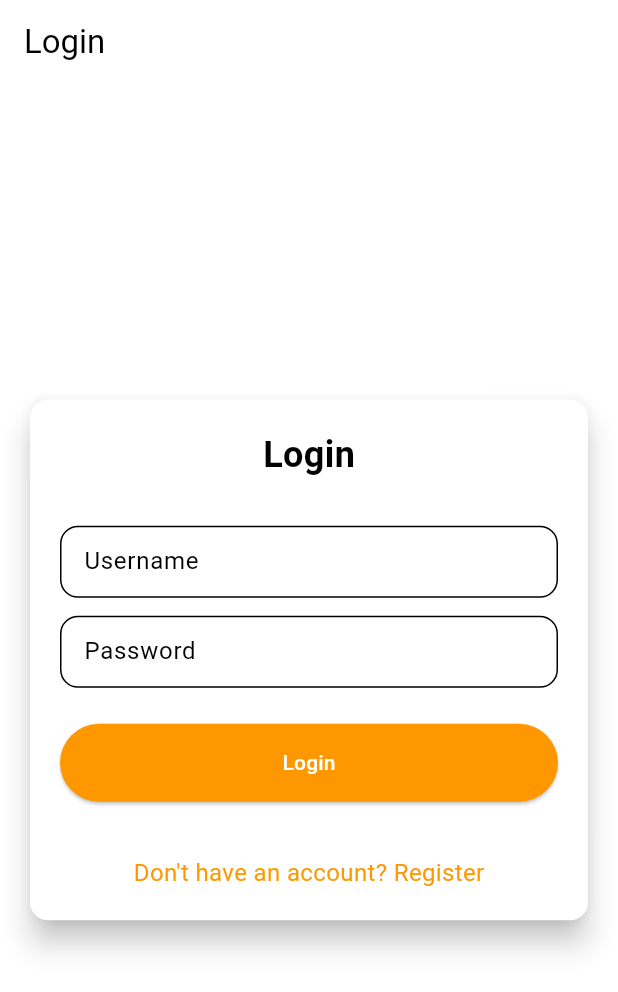
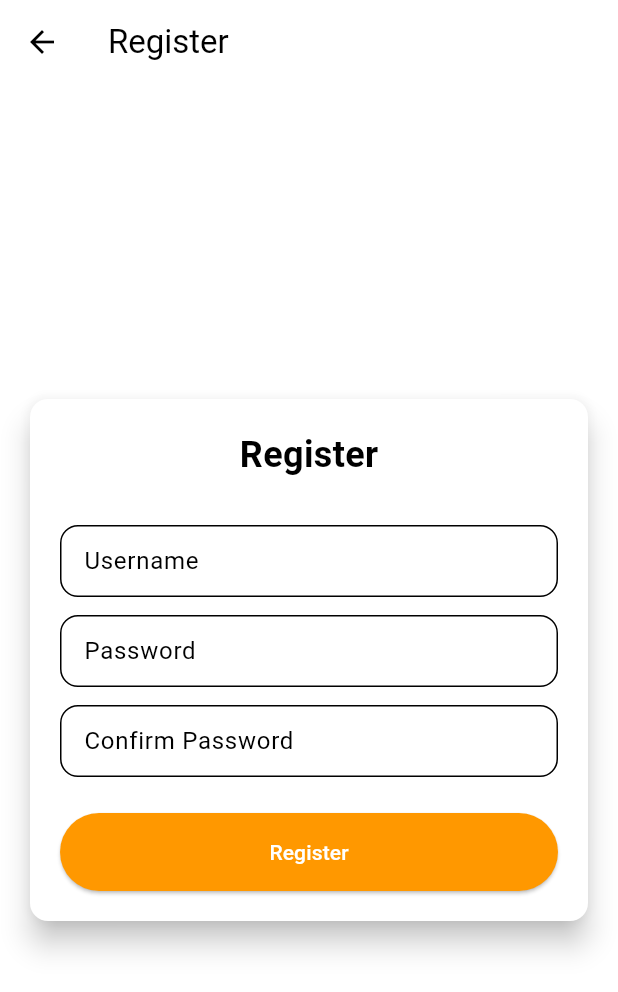
Before and after one commit to PBP-242-D11/roso-jogja-mobile, a Flutter app: the screen it shows after launch, after a tap on an icon or button, on a phone screen of 412 x 824 dp. Shown: the top 992 px of the screen. Run offline on Flutter 3.47's test engine with Material 3 defaults, Android fonts, the phone set to English and light mode, and no system bars.

Commit message:
feat: init static register page

```diff
--- a/lib/features/auth/pages/login.dart
+++ b/lib/features/auth/pages/login.dart
@@ -1,4 +1,5 @@
 import 'package:flutter/material.dart';
+import 'package:roso_jogja_mobile/features/auth/pages/register.dart';
 
 void main() {
   runApp(const LoginApp());
@@ -99,7 +100,13 @@ class _LoginPageState extends State<LoginPage> {
                   ),
                   const SizedBox(height: 36.0),
                   GestureDetector(
-                    onTap: () {},
+                    onTap: () {
+                      Navigator.push(
+                        context,
+                        MaterialPageRoute(
+                            builder: (context) => const RegisterPage()),
+                      );
+                    },
                     child: Text(
                       'Don\'t have an account? Register',
                       style: TextStyle(
--- a/lib/features/auth/pages/register.dart
+++ b/lib/features/auth/pages/register.dart
@@ -0,0 +1,125 @@
+import 'package:flutter/material.dart';
+
+class RegisterPage extends StatefulWidget {
+  const RegisterPage({super.key});
+
+  @override
+  State<RegisterPage> createState() => _RegisterPageState();
+}
+
+class _RegisterPageState extends State<RegisterPage> {
+  final _usernameController = TextEditingController();
+  final _passwordController = TextEditingController();
+  final _confirmPasswordController = TextEditingController();
+
+  @override
+  Widget build(BuildContext context) {
+    return Scaffold(
+      appBar: AppBar(
+        title: const Text('Register'),
+        leading: IconButton(
+          icon: const Icon(Icons.arrow_back),
+          onPressed: () {
+            Navigator.pop(context);
+          },
+        ),
+      ),
+      body: Center(
+        child: SingleChildScrollView(
+          padding: const EdgeInsets.all(16.0),
+          child: Card(
+            elevation: 8,
+            shape: RoundedRectangleBorder(
+              borderRadius: BorderRadius.circular(12.0),
+            ),
+            child: Padding(
+              padding: const EdgeInsets.all(20.0),
+              child: Column(
+                mainAxisSize: MainAxisSize.min,
+                children: <Widget>[
+                  const Text(
+                    'Register',
+                    style: TextStyle(
+                      fontSize: 24.0,
+                      fontWeight: FontWeight.bold,
+                    ),
+                  ),
+                  const SizedBox(height: 30.0),
+                  TextFormField(
+                    controller: _usernameController,
+                    decoration: const InputDecoration(
+                      labelText: 'Username',
+                      hintText: 'Enter your username',
+                      border: OutlineInputBorder(
+                        borderRadius: BorderRadius.all(Radius.circular(12.0)),
+                      ),
+                      contentPadding:
+                          EdgeInsets.symmetric(horizontal: 12.0, vertical: 8.0),
+                    ),
+                    validator: (value) {
+                      if (value == null || value.isEmpty) {
+                        return 'Please enter your username';
+                      }
+                      return null;
+                    },
+                  ),
+                  const SizedBox(height: 12.0),
+                  TextFormField(
+                    controller: _passwordController,
+                    decoration: const InputDecoration(
+                      labelText: 'Password',
+                      hintText: 'Enter your password',
+                      border: OutlineInputBorder(
+                        borderRadius: BorderRadius.all(Radius.circular(12.0)),
+                      ),
+                      contentPadding:
+                          EdgeInsets.symmetric(horizontal: 12.0, vertical: 8.0),
+                    ),
+                    obscureText: true,
+                    validator: (value) {
+                      if (value == null || value.isEmpty) {
+                        return 'Please enter your password';
+                      }
+                      return null;
+                    },
+                  ),
+                  const SizedBox(height: 12.0),
+                  TextFormField(
+                    controller: _confirmPasswordController,
+                    decoration: const InputDecoration(
+                      labelText: 'Confirm Password',
+                      hintText: 'Confirm your password',
+                      border: OutlineInputBorder(
+                        borderRadius: BorderRadius.all(Radius.circular(12.0)),
+                      ),
+                      contentPadding:
+                          EdgeInsets.symmetric(horizontal: 12.0, vertical: 8.0),
+                    ),
+                    obscureText: true,
+                    validator: (value) {
+                      if (value == null || value.isEmpty) {
+                        return 'Please confirm your password';
+                      }
+                      return null;
+                    },
+                  ),
+                  const SizedBox(height: 24.0),
+                  ElevatedButton(
+                    onPressed: () {},
+                    style: ElevatedButton.styleFrom(
+                      foregroundColor: Colors.white,
+                      minimumSize: const Size(double.infinity, 50),
+                      backgroundColor: Theme.of(context).colorScheme.primary,
+                      padding: const EdgeInsets.symmetric(vertical: 16.0),
+                    ),
+                    child: const Text('Register'),
+                  ),
+                ],
+              ),
+            ),
+          ),
+        ),
+      ),
+    );
+  }
+}
```
